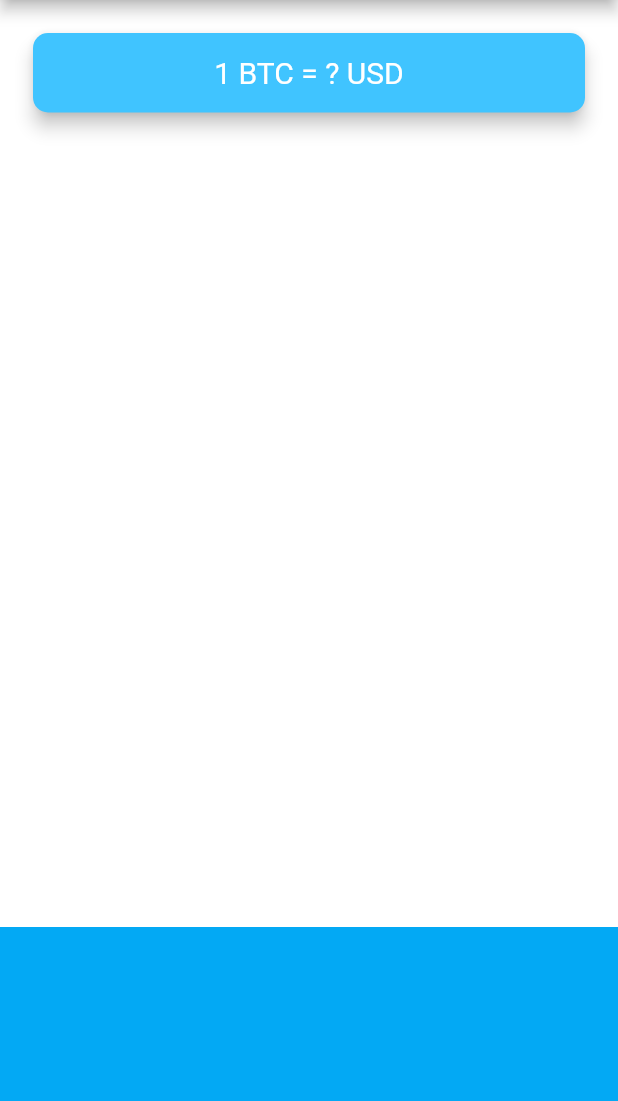
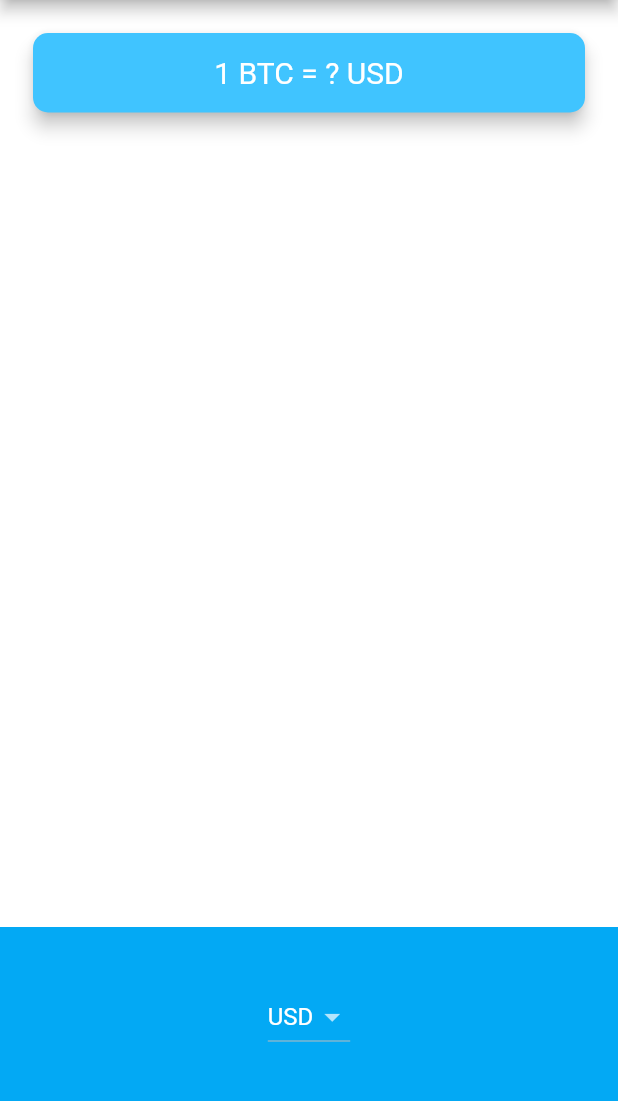
Before and after one commit to jvretamero/flutter-bootcamp-apps, a Flutter app: the screen it shows after launch, on a phone screen of 412 x 824 dp, the part 84-1185 px from its top. Run offline on Flutter 3.47's test engine with Material 2 defaults, Android fonts, the phone set to English and light mode, and no system bars; our stand-ins replace audioplayers, dio, flutter_spinkit, font_awesome_flutter, geolocator.

Commit message:
Bitcoin Ticker - Dropdown menu

```diff
--- a/bitcoin_ticker/lib/price_screen.dart
+++ b/bitcoin_ticker/lib/price_screen.dart
@@ -8,6 +8,8 @@ class PriceScreen extends StatefulWidget {
 }
 
 class _PriceScreenState extends State<PriceScreen> {
+  String selectedCurrency = 'USD';
+
   @override
   Widget build(BuildContext context) {
     return Scaffold(
@@ -44,7 +46,30 @@ class _PriceScreenState extends State<PriceScreen> {
             alignment: Alignment.center,
             padding: const EdgeInsets.only(bottom: 30.0),
             color: Colors.lightBlue,
-            child: null,
+            child: DropdownButton<String>(
+              value: selectedCurrency,
+              items: const [
+                DropdownMenuItem(
+                  child: Text('USD'),
+                  value: 'USD',
+                ),
+                DropdownMenuItem(
+                  child: Text('EUR'),
+                  value: 'EUR',
+                ),
+                DropdownMenuItem(
+                  child: Text('GBP'),
+                  value: 'GBP',
+                ),
+              ],
+              onChanged: (value) {
+                setState(() {
+                  if (value?.isNotEmpty ?? false) {
+                    selectedCurrency = value!;
+                  }
+                });
+              },
+            ),
           ),
         ],
       ),
```
